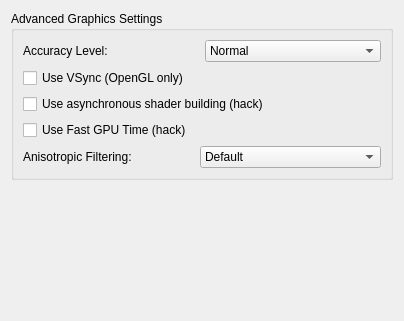
This is src/yuzu/configuration/configure_graphics_advanced.ui in QuantumGhost/yuzu as Qt 5 draws it before an edit. The edited form follows.
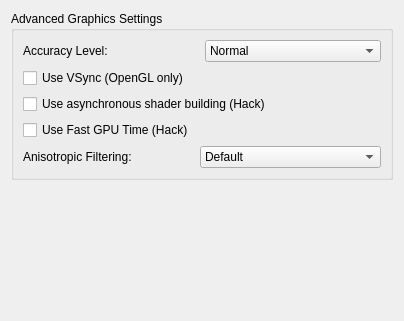
This is the edited form.

What changed in the file:
```diff
--- a/src/yuzu/configuration/configure_graphics_advanced.ui
+++ b/src/yuzu/configuration/configure_graphics_advanced.ui
@@ -82,7 +82,7 @@
            <string>Enables asynchronous shader compilation, which may reduce shader stutter. This feature is experimental.</string>
           </property>
           <property name="text">
-           <string>Use asynchronous shader building (hack)</string>
+           <string>Use asynchronous shader building (Hack)</string>
           </property>
          </widget>
         </item>
@@ -92,7 +92,7 @@
             <string>Enables Fast GPU Time. This option will force most games to run at their highest native resolution.</string>
           </property>
           <property name="text">
-           <string>Use Fast GPU Time (hack)</string>
+           <string>Use Fast GPU Time (Hack)</string>
           </property>
          </widget>
         </item>
```
